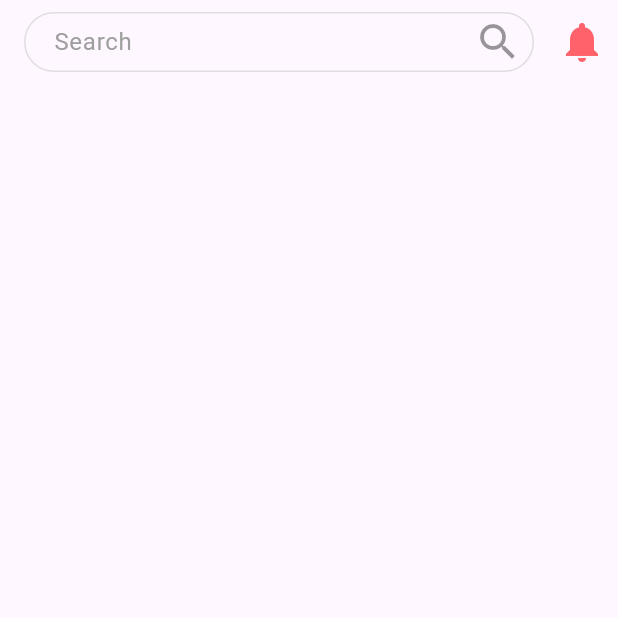
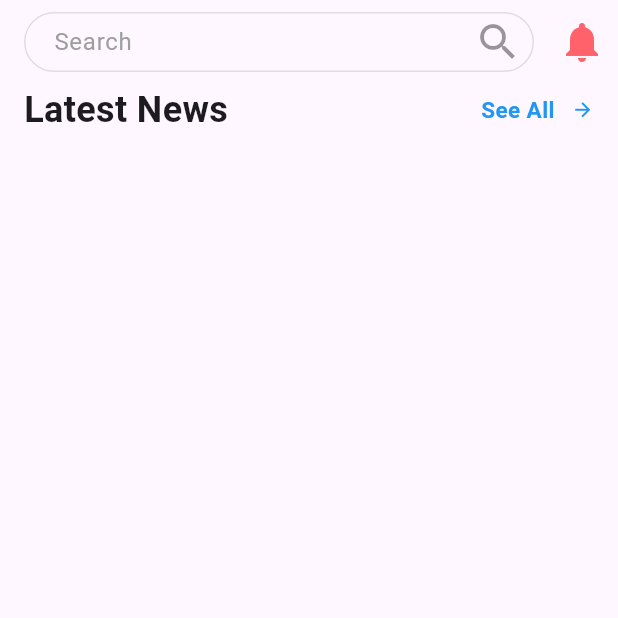
Before and after one commit to MahmoudMohamed447/practise_api_news_app, a Flutter app: the screen it shows after launch, on a phone screen of 412 x 824 dp, the top half of it. Run offline on Flutter 3.47's test engine with Material 3 defaults, Android fonts, the light colour scheme and no system bars.

Commit message:
make row latest news and seeall and icon in blue

```diff
--- a/lib/main.dart
+++ b/lib/main.dart
@@ -19,11 +19,40 @@ class NewsApp extends StatelessWidget {
           actions: const [
             Padding(
               padding: EdgeInsets.only(right: 8),
-              child: Icon(Icons.notifications, size: 32,color: Color(0xffFF626A),),
+              child: Icon(
+                Icons.notifications,
+                size: 32,
+                color: Color(0xffFF626A),
+              ),
             )
           ],
         ),
-        body:  Container(),
+        body: const Column(
+          children: [
+            Padding(
+              padding: EdgeInsets.symmetric(horizontal:16),
+              child: Row(
+                children: [
+                  Text(
+                    'Latest News',
+                    style: TextStyle(fontWeight: FontWeight.bold, fontSize: 24),
+                  ),
+                  Spacer(flex: 15,),
+                  Text(
+                    'See All',
+                    style: TextStyle(
+                      color: Colors.blue,
+                      fontSize:15,
+                      fontWeight: FontWeight.bold,
+                    ),
+                  ),
+                  Spacer(flex: 1,),
+                  Icon(Icons.arrow_forward, color: Colors.blue,size: 15,)
+                ],
+              ),
+            ),
+          ],
+        ),
       ),
     );
   }
```
